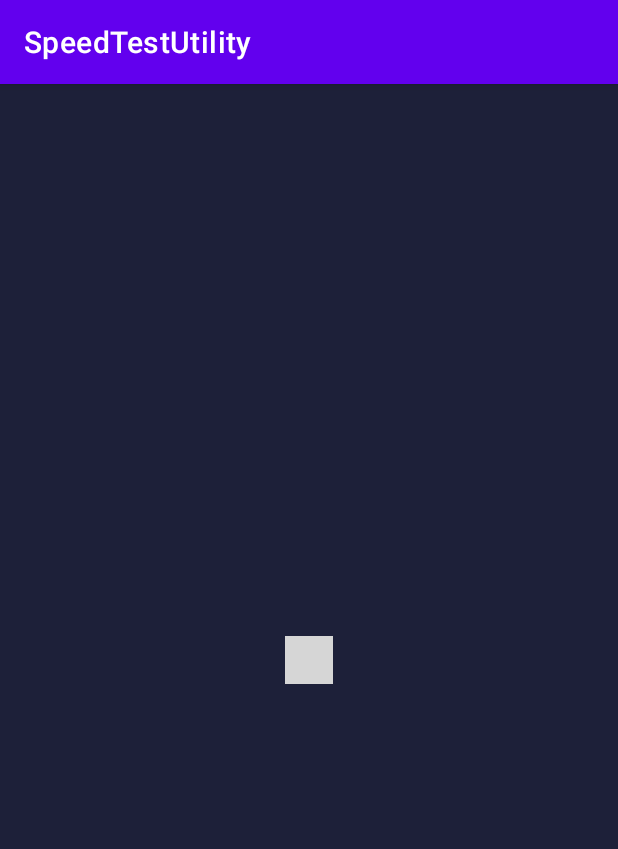
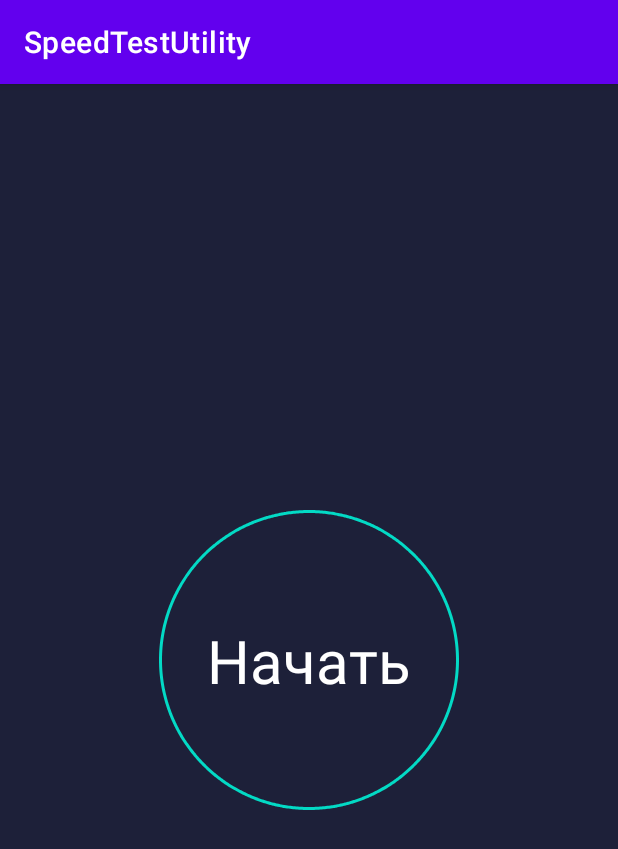
Before and after one commit to Win-gflier/SpeedometerUtility, an Android app: the screen it shows after launch (MainActivity), on a phone screen of 412 x 824 dp. Shown: the top 849 px of the screen. Run offline under Robolectric (Android 15) with nearby library versions, the phone set to English and light mode, and no system bars; 1 statement that could not run was skipped; grey boxes are pictures that could not be loaded.

Commit message:
Connection status

```diff
--- a/app/src/main/java/com/wingfly/speedtestutility/MainActivity.kt
+++ b/app/src/main/java/com/wingfly/speedtestutility/MainActivity.kt
@@ -4,21 +4,39 @@ import android.animation.AnimatorSet
 import android.animation.ObjectAnimator
 import android.animation.PropertyValuesHolder
 import android.os.Bundle
+import android.os.Handler
+import android.os.Looper
 import android.view.View
 import android.widget.ImageView
+import android.widget.ProgressBar
+import android.widget.TextView
 import androidx.appcompat.app.AppCompatActivity
 import androidx.core.animation.doOnEnd
-import com.github.anastr.speedviewlib.PointerSpeedometer
+import java.lang.String
+
 
 class MainActivity : AppCompatActivity() {
+    var image: ImageView? = null
+    var progressBar: ProgressBar? = null
+    var status = 0
+    var awesomeSpeedometer: AwesomeSpeedometer? = null
+    var imageShadow: ImageView? = null
+    var txtConnect: TextView? = null
+    var shadowAnimatorSet: AnimatorSet? = null
+    var scaleDownAnimatorSet: AnimatorSet? = null
+    private val handler = Handler()
+    var scaleUpAnimatorSet: AnimatorSet? = null
     override fun onCreate(savedInstanceState: Bundle?) {
         super.onCreate(savedInstanceState)
         setContentView(R.layout.activity_main)
+        awesomeSpeedometer = findViewById<AwesomeSpeedometer>(R.id.speed)
+        image = findViewById<ImageView>(R.id.main_background)
+        txtConnect = findViewById<TextView>(R.id.txtConnect)
+        progressBar = findViewById<ProgressBar>(R.id.progressBar)
+        imageShadow = findViewById<ImageView>(R.id.main_background2)
 
-        val findViewById = findViewById<AwesomeSpeedometer>(R.id.speed)
-        findViewById.speedTo(50F)
-        /*val image = findViewById<ImageView>(R.id.main_background)
-        val imageShadow = findViewById<ImageView>(R.id.main_background2)
+        progressBar?.visibility =View.VISIBLE
+
 
 
         val shadowAnim = ObjectAnimator.ofPropertyValuesHolder(
@@ -26,11 +44,11 @@ class MainActivity : AppCompatActivity() {
             PropertyValuesHolder.ofFloat("scaleY", 1.25f),
             PropertyValuesHolder.ofFloat("scaleX", 1.25f),
             PropertyValuesHolder.ofFloat("alpha", 0f),
-            )
+        )
 
-        val shadowAnimatorSet = AnimatorSet()
-        val scaleDownAnimatorSet = AnimatorSet()
-        val scaleUpAnimatorSet = AnimatorSet()
+         shadowAnimatorSet = AnimatorSet()
+         scaleDownAnimatorSet = AnimatorSet()
+         scaleUpAnimatorSet = AnimatorSet()
 
         val scaleDown =
             ObjectAnimator.ofPropertyValuesHolder(
@@ -47,7 +65,7 @@ class MainActivity : AppCompatActivity() {
             )
 
 
-        scaleDownAnimatorSet.apply {
+        scaleDownAnimatorSet?.apply {
             play(scaleDown)
             duration = 100
             start()
@@ -57,19 +75,55 @@ class MainActivity : AppCompatActivity() {
                     duration = 200
                     start()
                     doOnEnd {
-                        imageShadow.visibility = View.VISIBLE
+                        imageShadow?.visibility = View.VISIBLE
                         shadowAnimatorSet.apply {
                             play(shadowAnim)
                             duration = 1500
                             start()
                             doOnEnd {
-                                scaleDownAnimatorSet.startDelay = 1300
-                                scaleDownAnimatorSet.start()
+                                scaleDownAnimatorSet!!.startDelay = 1300
+                                scaleDownAnimatorSet!!.start()
                             }
                         }
                     }
                 }
             }
-        }*/
+        }
+
+
+    }
+
+    fun connectingView(view: android.view.View) {
+
+        shadowAnimatorSet?.end()
+        scaleUpAnimatorSet?.end()
+        scaleDownAnimatorSet?.end()
+        image?.visibility = View.GONE
+        imageShadow?.visibility = View.GONE
+
+        progressBar?.visibility=View.VISIBLE
+        txtConnect?.text= "Подключение"
+
+
+        Thread {
+            while (status < 100) {
+                status += 1
+                handler.post(Runnable {
+                    progressBar!!.progress = status
+                })
+                try {
+                    Thread.sleep(16)
+                } catch (e: InterruptedException) {
+                    e.printStackTrace()
+                }
+            }
+        }.start()
+        // Code to show the loader here
+        Handler(Looper.getMainLooper()).postDelayed({
+            txtConnect?.visibility = View.GONE
+            progressBar?.visibility=View.GONE
+            awesomeSpeedometer?.visibility = View.VISIBLE
+            awesomeSpeedometer?.speedTo(50F)
+        }, 3000)
     }
 }
--- /dev/null
+++ b/app/src/main/res/drawable/circle_shape.xml
@@ -0,0 +1,10 @@
+<?xml version="1.0" encoding="utf-8"?>
+<shape
+    xmlns:android="http://schemas.android.com/apk/res/android"
+    android:shape="ring"
+    android:innerRadiusRatio="2.5"
+    android:thickness="1dp"
+    android:useLevel="false">
+
+
+</shape>
--- /dev/null
+++ b/app/src/main/res/drawable/circular_progress_bar.xml
@@ -0,0 +1,18 @@
+<?xml version="1.0" encoding="utf-8"?>
+<rotate xmlns:android="http://schemas.android.com/apk/res/android"
+    android:fromDegrees="270"
+    android:toDegrees="270">
+    <shape
+        android:innerRadiusRatio="2.5"
+        android:shape="ring"
+        android:thickness="1dp"
+        android:useLevel="true"><!-- this line fixes the issue for lollipop api 21 -->
+
+        <gradient
+            android:angle="0"
+            android:endColor="#FF03DAC5"
+            android:startColor="#FF03DAC5"
+            android:type="sweep"
+            android:useLevel="false" />
+    </shape>
+</rotate>
--- a/app/src/main/res/layout/activity_main.xml
+++ b/app/src/main/res/layout/activity_main.xml
@@ -8,10 +8,65 @@
     tools:context=".MainActivity">
 
 
+
+    <ImageView
+        android:id="@+id/main_background"
+        android:layout_width="200dp"
+        android:layout_height="200dp"
+        android:layout_centerInParent="true"
+        android:background="@drawable/start_speed_test"
+        android:onClick="connectingView"
+        app:layout_constraintBottom_toBottomOf="parent"
+        app:layout_constraintEnd_toEndOf="parent"
+        app:layout_constraintStart_toStartOf="parent"
+        app:layout_constraintTop_toTopOf="parent" />
+
+    <ImageView
+        android:visibility="gone"
+        android:id="@+id/main_background2"
+        android:layout_width="200dp"
+        android:layout_height="200dp"
+        android:onClick="connectingView"
+        android:layout_centerInParent="true"
+        android:background="@drawable/start_speed_test"
+        app:layout_constraintBottom_toBottomOf="parent"
+        app:layout_constraintEnd_toEndOf="parent"
+        app:layout_constraintStart_toStartOf="parent"
+        app:layout_constraintTop_toTopOf="parent" />
+
+    <TextView
+        android:layout_width="wrap_content"
+        android:layout_height="wrap_content"
+        android:text="Начать"
+        android:textColor="@color/white"
+        android:id="@+id/txtConnect"
+        android:textSize="40sp"
+        android:onClick="connectingView"
+        app:layout_constraintBottom_toBottomOf="@+id/main_background"
+        app:layout_constraintEnd_toEndOf="@+id/main_background"
+        app:layout_constraintStart_toStartOf="@+id/main_background"
+        app:layout_constraintTop_toTopOf="@+id/main_background" />
+
+
+
+
+    <ProgressBar
+        android:id="@+id/progressBar"
+        app:layout_constraintBottom_toBottomOf="@+id/main_background"
+        app:layout_constraintEnd_toEndOf="@+id/main_background"
+        app:layout_constraintStart_toStartOf="@+id/main_background"
+        app:layout_constraintTop_toTopOf="@+id/main_background"
+        android:layout_width="match_parent"
+        android:layout_height="match_parent"
+        android:progressDrawable="@drawable/circular_progress_bar"
+        android:background="@drawable/circle_shape"
+        style="?android:attr/progressBarStyleHorizontal" />
+
     <com.wingfly.speedtestutility.AwesomeSpeedometer
         android:id="@+id/speed"
         android:layout_width="wrap_content"
         android:layout_height="wrap_content"
+        android:visibility="gone"
         app:layout_constraintBottom_toBottomOf="parent"
         app:layout_constraintEnd_toEndOf="parent"
         app:layout_constraintStart_toStartOf="parent"
```
